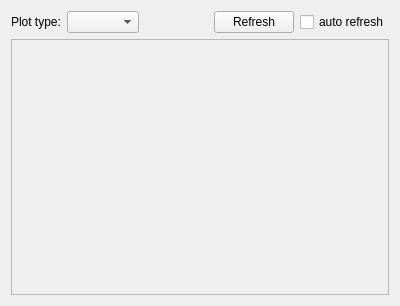
Before: the Qt Designer form python/soma/workflow/gui/PlotWidget.ui in populse/soma-workflow, drawn with Qt 5.
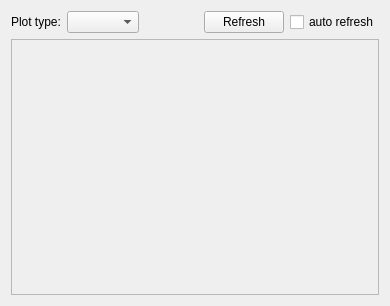
After: the same form once the commit is applied.

The edit to the form file:
```diff
--- a/python/soma/workflow/gui/PlotWidget.ui
+++ b/python/soma/workflow/gui/PlotWidget.ui
@@ -6,10 +6,16 @@
    <rect>
     <x>0</x>
     <y>0</y>
-    <width>400</width>
+    <width>390</width>
     <height>306</height>
    </rect>
   </property>
+  <property name="minimumSize">
+   <size>
+    <width>390</width>
+    <height>0</height>
+   </size>
+  </property>
   <property name="windowTitle">
    <string>Form</string>
   </property>
```
